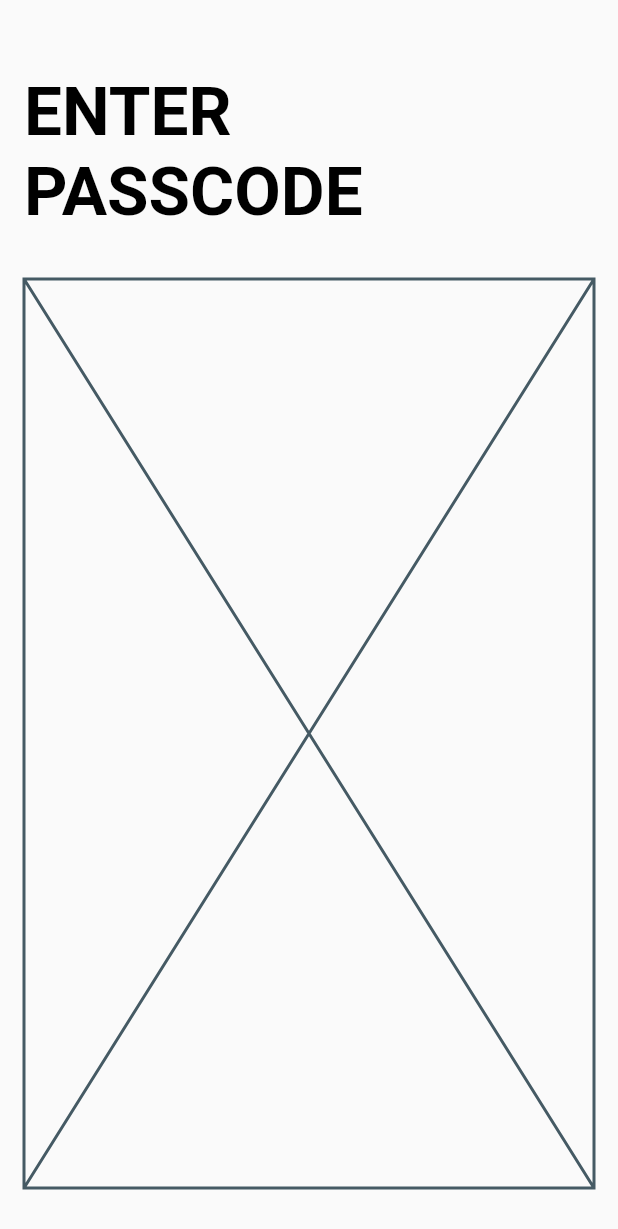
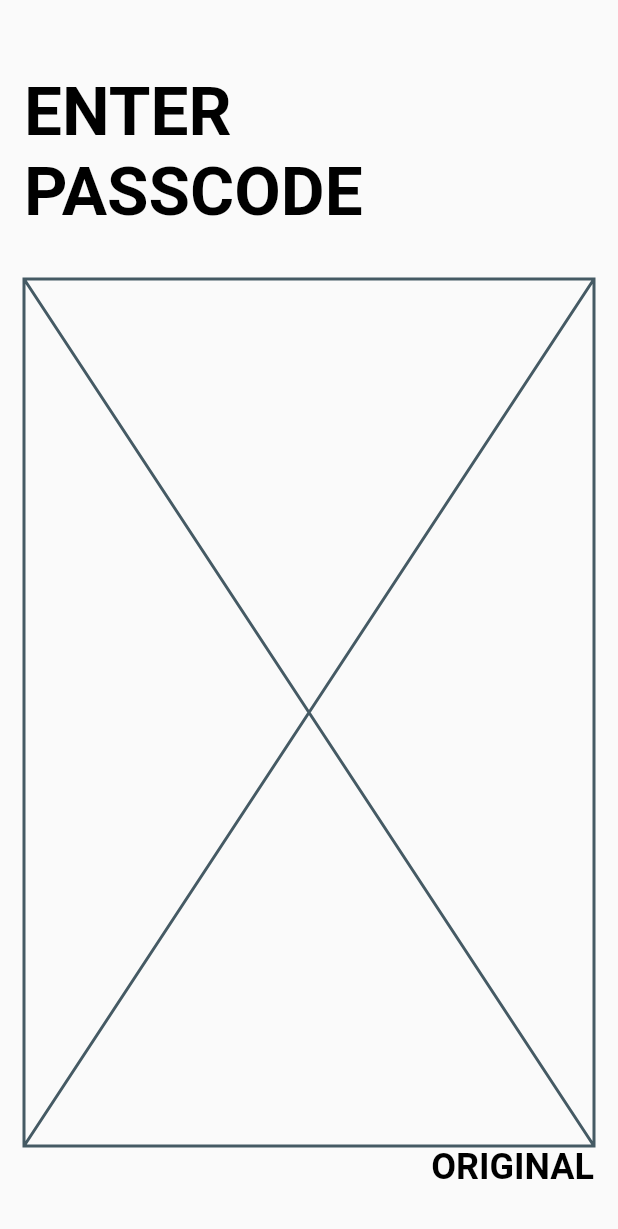
Before and after one commit to collinsmakamu95/lockui, a Flutter app: the screen it shows after launch, on a phone screen of 412 x 824 dp. Shown: the top 1229 px of the screen. Run offline on Flutter 3.47's test engine with Material 2 defaults, Android fonts, the phone set to English and light mode, and no system bars; our stand-ins replace google_fonts; Roboto replaces fonts that are missing (Kanit).

Commit message:
inputmode

```diff
--- a/lib/passcode_input_view.dart
+++ b/lib/passcode_input_view.dart
@@ -1,4 +1,5 @@
 import 'package:flutter/material.dart';
+import 'package:lockui/widgets/input_mode_button.dart';
 
 const _padding = 16.0;
 
@@ -32,7 +33,14 @@ class _PasscodeIputViewState extends State<PasscodeIputView> {
                     ),
               ),
               const SizedBox(height: 32.0),
-              const Expanded(child: Placeholder())
+              const Expanded(child: Placeholder()),
+              Align(
+                alignment: Alignment.centerRight,
+                child: InputModeButton(
+                  simpleInputMode: true,
+                  onModeChanged: () {},
+                ),
+              ),
             ],
           ),
         ),
--- a/lib/widgets/input_mode_button.dart
+++ b/lib/widgets/input_mode_button.dart
@@ -0,0 +1,26 @@
+import 'package:flutter/material.dart';
+
+class InputModeButton extends StatelessWidget {
+  const InputModeButton({
+    required this.simpleInputMode,
+    required this.onModeChanged,
+    super.key,
+  });
+
+  final bool simpleInputMode;
+  final VoidCallback onModeChanged;
+
+  @override
+  Widget build(BuildContext context) {
+    return GestureDetector(
+      onTap: onModeChanged,
+      child: Text(
+        (simpleInputMode ? 'Original' : 'Simplify').toUpperCase(),
+        style: Theme.of(context)
+            .textTheme
+            .headlineSmall
+            ?.copyWith(color: Colors.black, fontWeight: FontWeight.bold),
+      ),
+    );
+  }
+}
```
